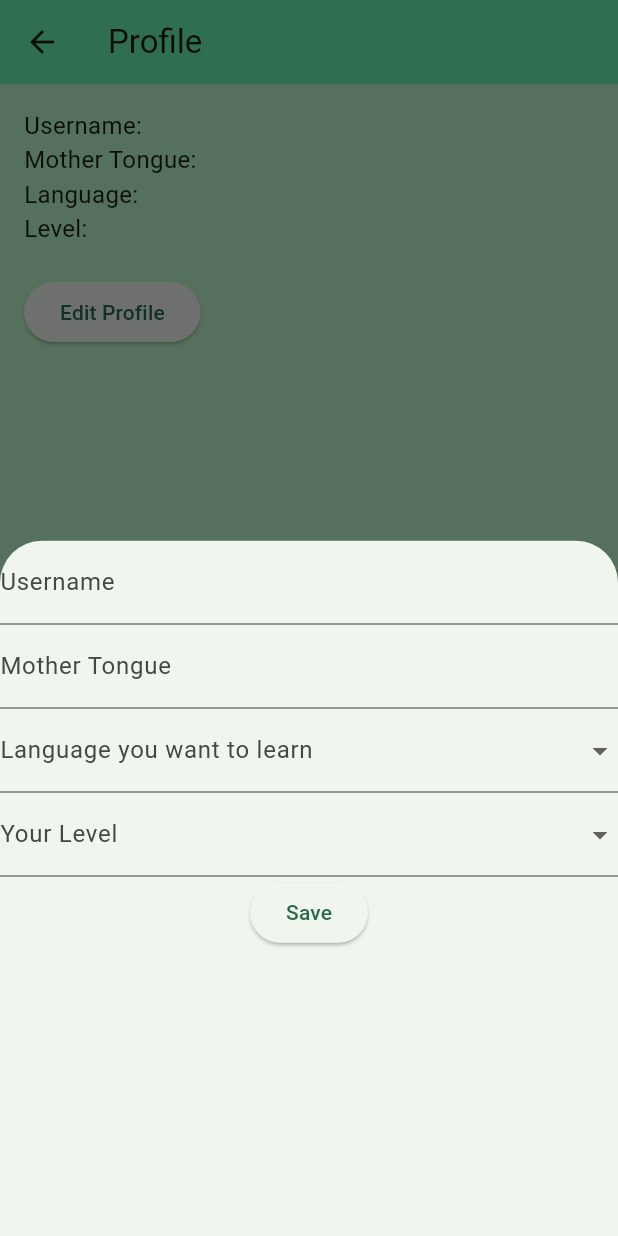
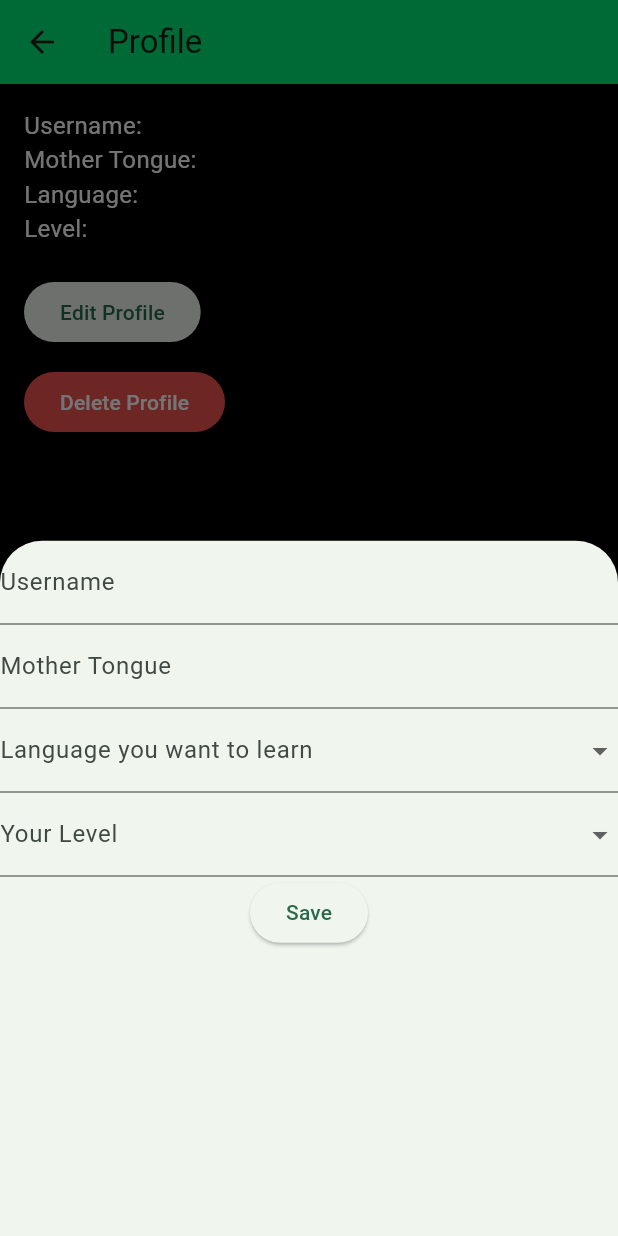
Before and after one commit to Movielingo/movielingo_app, a Flutter app: the Profile screen opened by its route, after a tap on "Edit Profile", on a phone screen of 412 x 824 dp. Run offline on Flutter 3.47's test engine with Material 2 defaults, Android fonts, the phone set to English and light mode, and no system bars; our stand-ins replace cloud_firestore, firebase_auth, firebase_core; accounts and stored records are empty.

Commit message:
feat(*): add delete user functionality

```diff
--- a/lib/screens/profile/profile.dart
+++ b/lib/screens/profile/profile.dart
@@ -29,10 +29,10 @@ class _ProfileState extends State<Profile> {
     language = '';
     level = '';
     error = '';
-    loadInitialData();
+    _loadInitialData();
   }
 
-  void loadInitialData() async {
+  void _loadInitialData() async {
     String userId = _auth.currentUser?.uid ?? '';
     MyUserData? data = await _user.getUser(userId);
     setState(() {
@@ -43,13 +43,29 @@ class _ProfileState extends State<Profile> {
     });
   }
 
+  void _deleteUser() async {
+    try {
+      String userId = _auth.currentUser?.uid ?? '';
+      await _user.deleteUser(userId);
+      await _auth.currentUser?.delete();
+      await _auth.signOut();
+      // ignore: use_build_context_synchronously
+      Navigator.of(context).pushReplacementNamed('/');
+    } catch (e) {
+      print(e.toString());
+      setState(() {
+        error = 'Failed to delete user';
+      });
+    }
+  }
+
   @override
   Widget build(BuildContext context) {
     return Scaffold(
-      backgroundColor: const Color.fromRGBO(185, 246, 202, 1),
+      backgroundColor: Colors.black,
       appBar: AppBar(
         title: const Text('Profile'),
-        backgroundColor: Colors.greenAccent,
+        backgroundColor: Colors.greenAccent[400],
         elevation: 0.0,
       ),
       body: Padding(
@@ -57,11 +73,14 @@ class _ProfileState extends State<Profile> {
         child: Column(
           crossAxisAlignment: CrossAxisAlignment.start,
           children: <Widget>[
-            Text('Username: $username', style: const TextStyle(fontSize: 16)),
+            Text('Username: $username',
+                style: const TextStyle(fontSize: 16, color: Colors.white)),
             Text('Mother Tongue: $motherTongue',
-                style: const TextStyle(fontSize: 16)),
-            Text('Language: $language', style: const TextStyle(fontSize: 16)),
-            Text('Level: $level', style: const TextStyle(fontSize: 16)),
+                style: const TextStyle(fontSize: 16, color: Colors.white)),
+            Text('Language: $language',
+                style: const TextStyle(fontSize: 16, color: Colors.white)),
+            Text('Level: $level',
+                style: const TextStyle(fontSize: 16, color: Colors.white)),
             const SizedBox(height: 20),
             ElevatedButton(
               child: const Text('Edit Profile'),
@@ -140,18 +159,51 @@ class _ProfileState extends State<Profile> {
                             Navigator.pop(context);
                           },
                         ),
-                        const SizedBox(height: 12.0),
-                        Text(
-                          error,
-                          style: const TextStyle(
-                              color: Colors.red, fontSize: 14.0),
-                        )
                       ],
                     );
                   },
                 );
               },
             ),
+            const SizedBox(height: 12.0),
+            ElevatedButton(
+              style: ElevatedButton.styleFrom(
+                foregroundColor: Colors.white,
+                backgroundColor: Colors.red[400],
+              ),
+              child: const Text('Delete Profile'),
+              onPressed: () {
+                showDialog(
+                  context: context,
+                  builder: (BuildContext context) {
+                    return AlertDialog(
+                      title: const Text('Delete Profile'),
+                      content: const Text(
+                          'Are you sure you want to delete your profile? This action cannot be undone. All your data will be lost and you will be logged out.'),
+                      actions: <Widget>[
+                        TextButton(
+                          child: const Text('Cancel'),
+                          onPressed: () {
+                            Navigator.of(context).pop();
+                          },
+                        ),
+                        TextButton(
+                          child: const Text('Delete'),
+                          onPressed: () async {
+                            _deleteUser();
+                          },
+                        ),
+                      ],
+                    );
+                  },
+                );
+              },
+            ),
+            const SizedBox(height: 12.0),
+            Text(
+              error,
+              style: const TextStyle(color: Colors.red, fontSize: 14.0),
+            )
           ],
         ),
       ),
--- a/lib/services/user.dart
+++ b/lib/services/user.dart
@@ -4,7 +4,7 @@ import 'package:movielingo_app/models/myuser.dart';
 class UserService {
   // get the users collection from firestore
   final CollectionReference _usersCollection =
-      FirebaseFirestore.instance.collection('users');
+      FirebaseFirestore.instance.collection('Users');
 
   Future<void> addUser(String userId, String username, String email,
       String motherTongue, String language, String level) async {
@@ -39,7 +39,7 @@ class UserService {
     });
   }
 
-/*   Future<void> deleteUser(String userId) async {
+  Future<void> deleteUser(String userId) async {
     return _usersCollection.doc(userId).delete();
-  } */
+  }
 }
```
